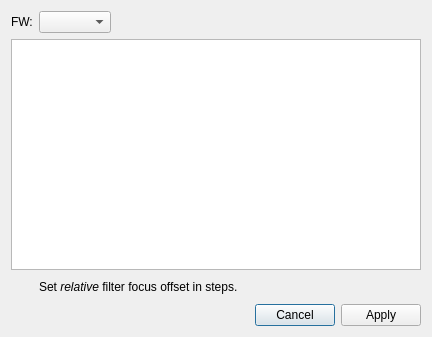
The window that kstars/ekos/auxiliary/filtersettings.ui (KDE/kstars) describes before a commit, drawn with Qt 5.
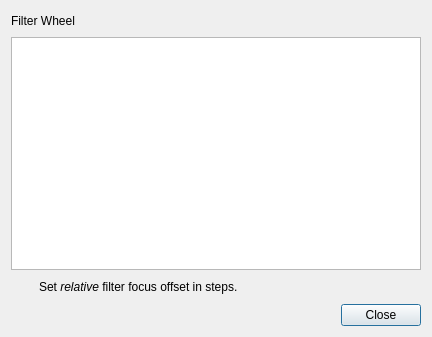
The same window after the commit. Icons and pictures are not drawn.

Commit message: Filter Manager ready for test. It controls all aspects of filter changes including offset management, locked filter, and autofocus

The edit to the form file:
```diff
--- a/kstars/ekos/auxiliary/filtersettings.ui
+++ b/kstars/ekos/auxiliary/filtersettings.ui
@@ -19,17 +19,17 @@
      <item>
       <widget class="QLabel" name="label">
        <property name="text">
-        <string>FW:</string>
+        <string>Filter Wheel</string>
        </property>
       </widget>
      </item>
      <item>
-      <widget class="QComboBox" name="FWCombo">
-       <property name="sizePolicy">
-        <sizepolicy hsizetype="Preferred" vsizetype="Fixed">
-         <horstretch>0</horstretch>
-         <verstretch>0</verstretch>
-        </sizepolicy>
+      <widget class="QLabel" name="filterNameLabel">
+       <property name="styleSheet">
+        <string notr="true">font-weight:bold;</string>
+       </property>
+       <property name="text">
+        <string/>
        </property>
       </widget>
      </item>
@@ -49,7 +49,23 @@
     </layout>
    </item>
    <item>
-    <widget class="QTableView" name="filterView"/>
+    <widget class="QTableView" name="filterView">
+     <property name="sizeAdjustPolicy">
+      <enum>QAbstractScrollArea::AdjustToContents</enum>
+     </property>
+     <property name="editTriggers">
+      <set>QAbstractItemView::DoubleClicked|QAbstractItemView::EditKeyPressed|QAbstractItemView::SelectedClicked</set>
+     </property>
+     <property name="selectionMode">
+      <enum>QAbstractItemView::SingleSelection</enum>
+     </property>
+     <attribute name="horizontalHeaderStretchLastSection">
+      <bool>true</bool>
+     </attribute>
+     <attribute name="verticalHeaderStretchLastSection">
+      <bool>false</bool>
+     </attribute>
+    </widget>
    </item>
    <item>
     <layout class="QHBoxLayout" name="horizontalLayout_2">
@@ -97,7 +113,7 @@
       <enum>Qt::Horizontal</enum>
      </property>
      <property name="standardButtons">
-      <set>QDialogButtonBox::Apply|QDialogButtonBox::Cancel</set>
+      <set>QDialogButtonBox::Close</set>
      </property>
     </widget>
    </item>
```
The commit also changes 5 other files.
